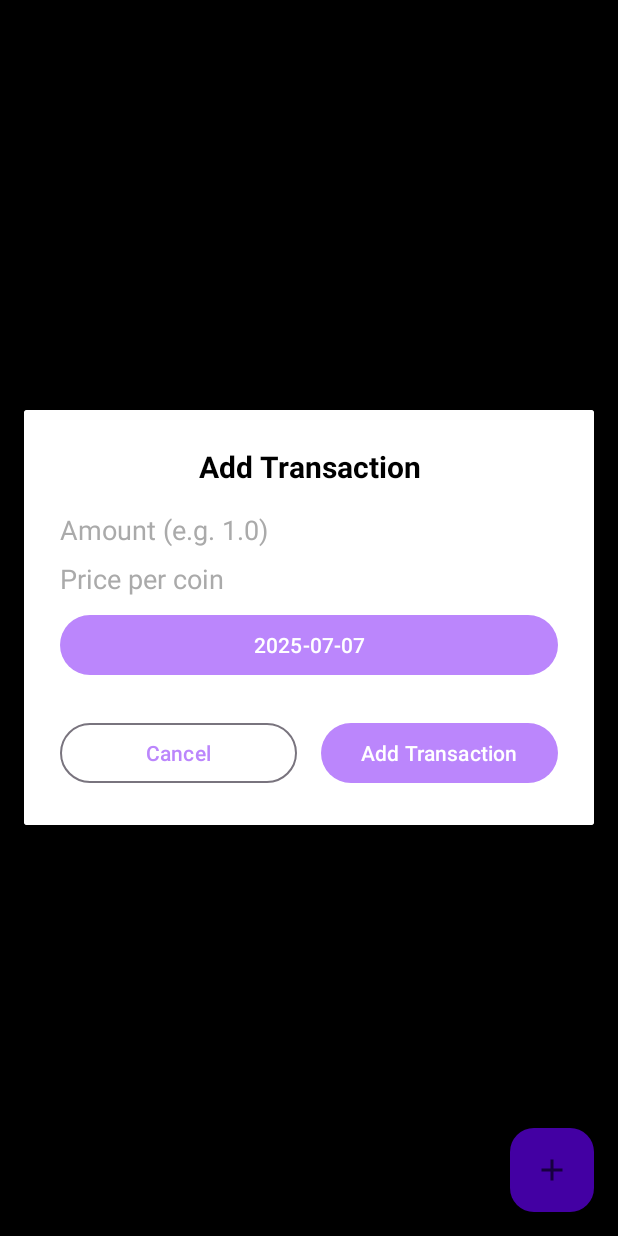
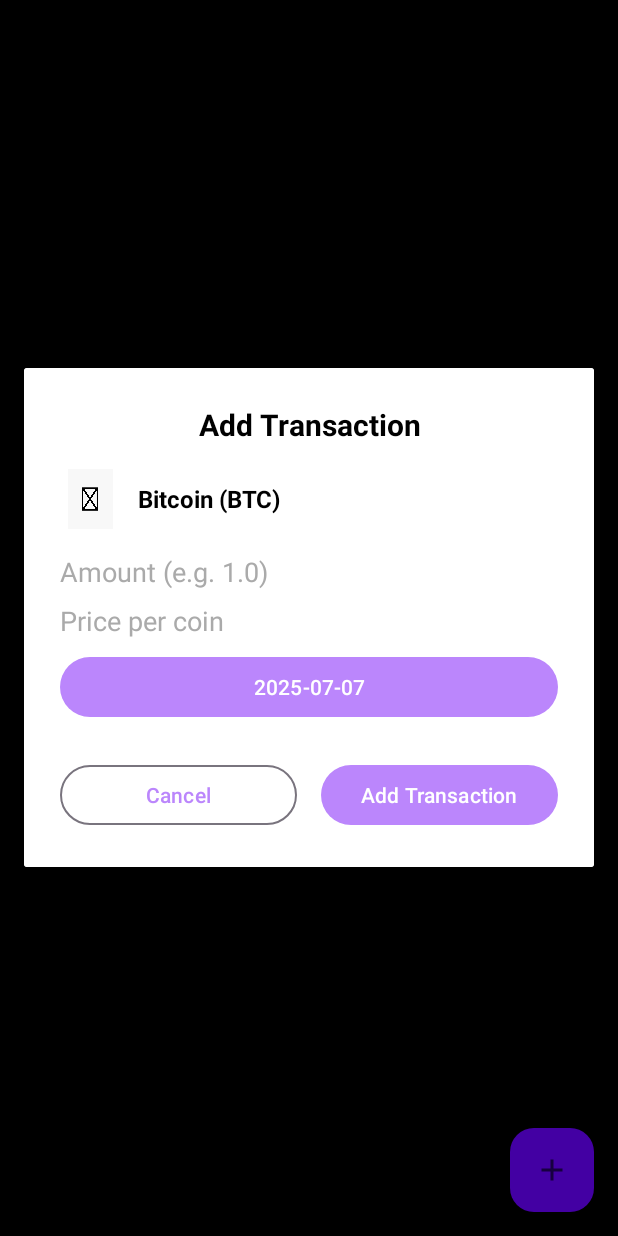
Before and after one commit to DevManFitz/AllMarketsTracker, an Android app built with Jetpack Compose: the fragment PortfolioFragment shown on its own in the app's theme, after a tap on "Add Transaction", on a phone screen of 412 x 824 dp. Run offline under Robolectric (Android 15) with nearby library versions, the phone set to English and light mode, and no system bars; our stand-ins replace Room's generated code; pictures from the network do not load.

Commit message:
- Adding transaction now shows the image of BTC in `AddTransactionDialogFragment` and In the `Portfolio` tab list

```diff
--- a/app/src/main/java/edu/vt/mobiledev/allmarketstracker/AddTransactionDialogFragment.kt
+++ b/app/src/main/java/edu/vt/mobiledev/allmarketstracker/AddTransactionDialogFragment.kt
@@ -6,11 +6,14 @@
 import android.view.View
 import android.view.ViewGroup
 import androidx.fragment.app.DialogFragment
+import coil.load
 import edu.vt.mobiledev.allmarketstracker.databinding.DialogAddTransactionBinding
+import edu.vt.mobiledev.allmarketstracker.model.CryptoAsset
 import java.time.LocalDate
 import java.util.*
 
 class AddTransactionDialogFragment(
+    private val asset: CryptoAsset,
     private val onTransactionAdded: (amount: Double, price: Double, date: LocalDate) -> Unit
 ) : DialogFragment() {
 
@@ -38,6 +41,14 @@
     }
 
     override fun onViewCreated(view: View, savedInstanceState: Bundle?) {
+        // Display the selected coin information
+        binding.coinName.text = "${asset.name} (${asset.symbol})"
+        binding.coinLogo.load(asset.logoUrl) {
+            crossfade(true)
+            placeholder(R.drawable.bch_logo)
+            error(R.drawable.error)
+        }
+
         binding.datePickerButton.text = selectedDate.toString()
 
         binding.datePickerButton.setOnClickListener {
--- a/app/src/main/java/edu/vt/mobiledev/allmarketstracker/PortfolioFragment.kt
+++ b/app/src/main/java/edu/vt/mobiledev/allmarketstracker/PortfolioFragment.kt
@@ -11,6 +11,7 @@
 import androidx.recyclerview.widget.LinearLayoutManager
 import edu.vt.mobiledev.allmarketstracker.databinding.FragmentPortfolioBinding
 import edu.vt.mobiledev.allmarketstracker.model.PortfolioTransaction
+import edu.vt.mobiledev.allmarketstracker.model.CryptoAsset
 import edu.vt.mobiledev.allmarketstracker.AddTransactionDialogFragment
 import edu.vt.mobiledev.allmarketstracker.viewmodel.PortfolioViewModel
 import java.time.LocalDate
@@ -47,12 +48,23 @@
         }
 
         binding.addTransactionFab.setOnClickListener {
-            AddTransactionDialogFragment { amount, price, date ->
+            // For now, we'll create a default Bitcoin asset
+            // TODO: In the future, open a coin picker dialog
+            val defaultAsset = CryptoAsset(
+                id = 1,
+                name = "Bitcoin",
+                symbol = "BTC",
+                price = 0.0,
+                logoUrl = "https://s2.coinmarketcap.com/static/img/coins/64x64/1.png"
+            )
+
+            AddTransactionDialogFragment(defaultAsset) { amount, price, date ->
                 Log.d("PortfolioFragment", "Creating transaction: amount=$amount, price=$price, date=$date")
                 val transaction = PortfolioTransaction(
-                    coinId = 1,
-                    name = "Bitcoin",
-                    symbol = "BTC",
+                    coinId = defaultAsset.id,
+                    name = defaultAsset.name,
+                    symbol = defaultAsset.symbol,
+                    logoUrl = defaultAsset.logoUrl,
                     amount = amount,
                     purchasePrice = price,
                     purchaseDate = date
--- a/app/src/main/java/edu/vt/mobiledev/allmarketstracker/data/AppDatabase.kt
+++ b/app/src/main/java/edu/vt/mobiledev/allmarketstracker/data/AppDatabase.kt
@@ -3,12 +3,14 @@
 import android.content.Context
 import androidx.room.*
 import androidx.room.RoomDatabase
+import androidx.room.migration.Migration
+import androidx.sqlite.db.SupportSQLiteDatabase
 import edu.vt.mobiledev.allmarketstracker.model.PortfolioTransaction
 import edu.vt.mobiledev.allmarketstracker.model.Converters
 
 @Database(
     entities = [PortfolioTransaction::class],
-    version = 1,
+    version = 2,
     exportSchema = false
 )
 @TypeConverters(Converters::class)
@@ -25,7 +27,15 @@
                     context.applicationContext,
                     AppDatabase::class.java,
                     "portfolio.db"
-                ).build().also { INSTANCE = it }
+                )
+                .addMigrations(MIGRATION_1_2)
+                .build().also { INSTANCE = it }
             }
+
+        private val MIGRATION_1_2 = object : Migration(1, 2) {
+            override fun migrate(database: SupportSQLiteDatabase) {
+                database.execSQL("ALTER TABLE portfolio_transaction ADD COLUMN logoUrl TEXT NOT NULL DEFAULT ''")
+            }
+        }
     }
 }
--- a/app/src/main/java/edu/vt/mobiledev/allmarketstracker/model/PortfolioTransaction.kt
+++ b/app/src/main/java/edu/vt/mobiledev/allmarketstracker/model/PortfolioTransaction.kt
@@ -10,6 +10,7 @@
     val coinId: Int,
     val symbol: String,
     val name: String,
+    val logoUrl: String,
     val amount: Double,
     val purchasePrice: Double,
     val purchaseDate: LocalDate
--- a/app/src/main/res/layout/dialog_add_transaction.xml
+++ b/app/src/main/res/layout/dialog_add_transaction.xml
@@ -17,6 +17,33 @@
         android:textColor="@android:color/black"
         android:layout_marginBottom="16dp"
         android:gravity="center"/>
+
+    <!-- Coin Information Section -->
+    <LinearLayout
+        android:layout_width="match_parent"
+        android:layout_height="wrap_content"
+        android:orientation="horizontal"
+        android:layout_marginBottom="16dp"
+        android:gravity="center_vertical">
+
+        <ImageView
+            android:id="@+id/coin_logo"
+            android:layout_width="40dp"
+            android:layout_height="40dp"
+            android:layout_marginEnd="12dp"
+            android:contentDescription="Coin Logo"/>
+
+        <TextView
+            android:id="@+id/coin_name"
+            android:layout_width="0dp"
+            android:layout_height="wrap_content"
+            android:layout_weight="1"
+            android:text="Bitcoin (BTC)"
+            android:textSize="16sp"
+            android:textStyle="bold"
+            android:textColor="@android:color/black"/>
+
+    </LinearLayout>
 
     <EditText
         android:id="@+id/amountEditText"
```
Also changed, not shown: app/src/main/java/edu/vt/mobiledev/allmarketstracker/PortfolioAdapter.kt (+10 -0 lines).
